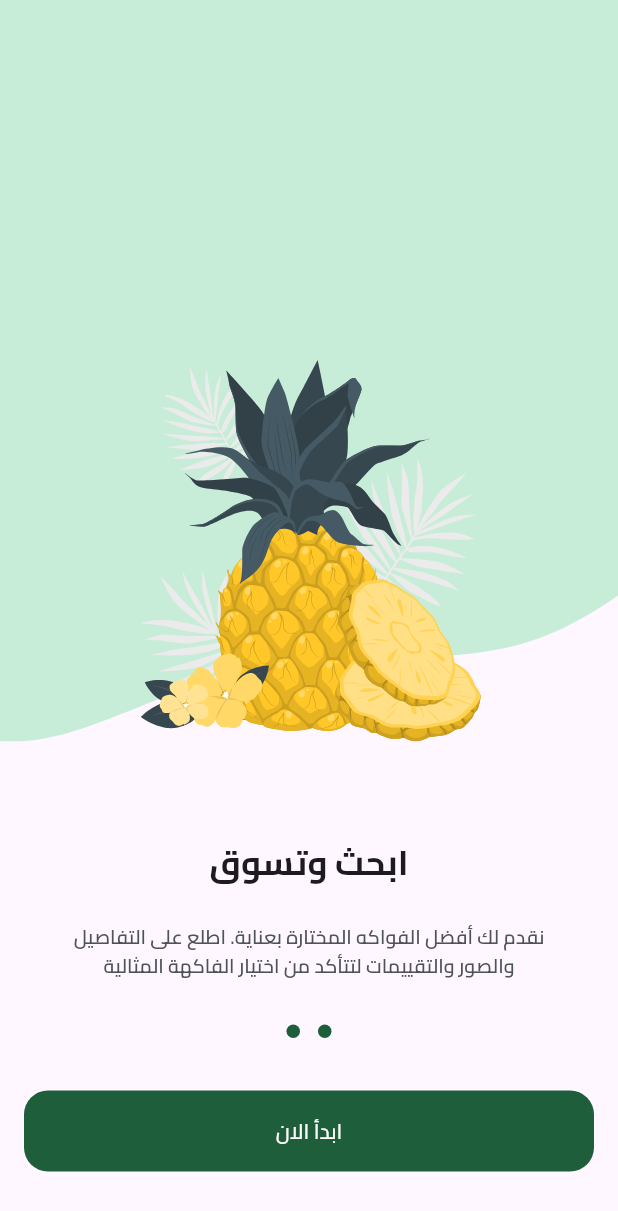
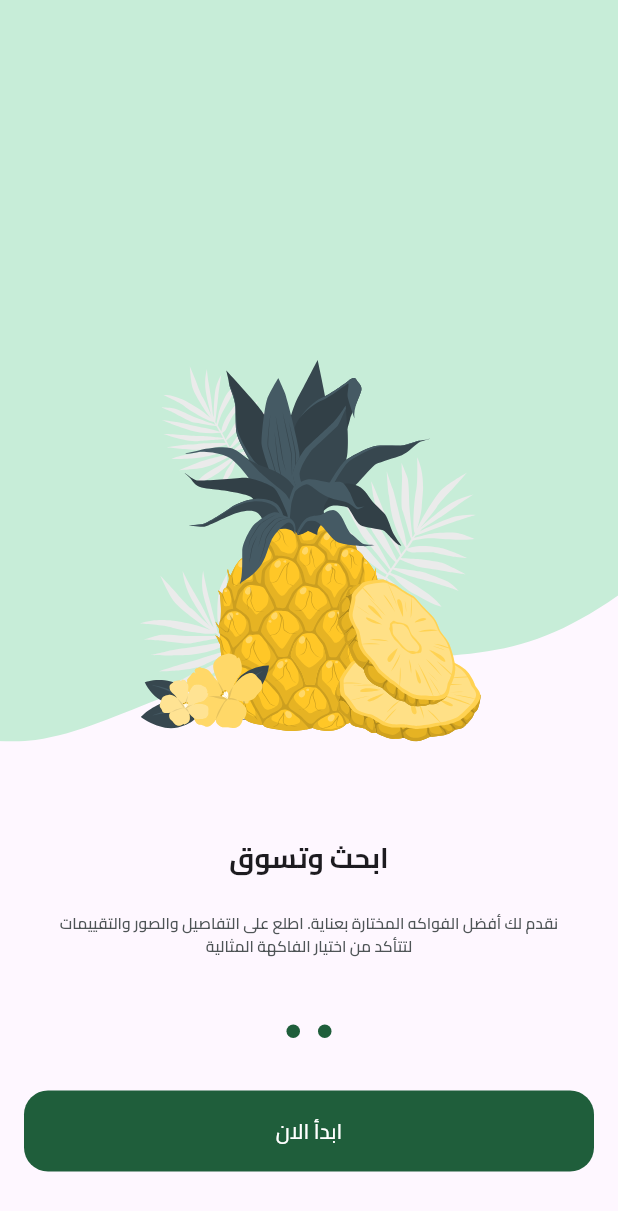
Before and after one commit to moohamed154/fruits_hub, a Flutter app: the screen it shows after launch, swiped to page 2, on a phone screen of 412 x 824 dp. Shown: the top 1211 px of the screen. Run offline on Flutter 3.47's test engine with Material 3 defaults, Android fonts, the phone set to English and light mode, and no system bars; drawn by our look-alikes of dots_indicator; our stand-ins replace flutter_svg, shared_preferences.

Commit message:
make text responsive

```diff
--- a/lib/core/utils/app_text_styles.dart
+++ b/lib/core/utils/app_text_styles.dart
@@ -1,72 +1,131 @@
 import 'package:flutter/material.dart';
+import 'package:fruits_hub/core/utils/size_config.dart';
 
 abstract class TextStyles {
-  static const TextStyle bold13 = TextStyle(
-    fontWeight: FontWeight.bold,
-    fontSize: 13,
-  );
-  static const TextStyle bold23 = TextStyle(
-    fontWeight: FontWeight.bold,
-    fontSize: 23,
-  );
+  static TextStyle regular11(context) {
+    return TextStyle(
+      fontSize: getResponsiveFontSize(context, fontSize: 11),
+      fontWeight: FontWeight.normal,
+    );
+  }
 
-  static const TextStyle semiBold13 = TextStyle(
-    fontWeight: FontWeight.w600,
-    fontSize: 13,
-  );
+  static TextStyle semiBold11(context) {
+    return TextStyle(
+      fontSize: getResponsiveFontSize(context, fontSize: 11),
+      fontWeight: FontWeight.w600,
+    );
+  }
 
-  static const TextStyle regular13 = TextStyle(
-    fontWeight: FontWeight.normal,
-    fontSize: 13,
-  );
+  static TextStyle regular13(context) {
+    return TextStyle(
+      fontSize: getResponsiveFontSize(context, fontSize: 13),
+      fontWeight: FontWeight.normal,
+      color: Color(0xFF949D9E),
+    );
+  }
 
-  static const TextStyle bold16 = TextStyle(
-    fontWeight: FontWeight.bold,
-    fontSize: 16,
-  );
+  static TextStyle bold13(context) {
+    return TextStyle(
+      fontSize: getResponsiveFontSize(context, fontSize: 13),
+      fontWeight: FontWeight.bold,
+    );
+  }
 
-  static const TextStyle bold19 = TextStyle(
-    fontWeight: FontWeight.bold,
-    fontSize: 19,
-  );
+  static TextStyle semiBold13(context) {
+    return TextStyle(
+      fontSize: getResponsiveFontSize(context, fontSize: 13),
+      fontWeight: FontWeight.w600,
+      color: Color(0xFF4E5456),
+    );
+  }
 
-  static const TextStyle semiBold16 = TextStyle(
-    fontWeight: FontWeight.w600,
-    fontSize: 16,
-  );
+  static TextStyle medium15(context) {
+    return TextStyle(
+      fontSize: getResponsiveFontSize(context, fontSize: 15),
+      fontWeight: FontWeight.w500,
+    );
+  }
 
-  static const TextStyle bold28 = TextStyle(
-    fontWeight: FontWeight.bold,
-    fontSize: 28,
-  );
+  static TextStyle regular16(context) {
+    return TextStyle(
+      fontSize: getResponsiveFontSize(context, fontSize: 16),
+      fontWeight: FontWeight.normal,
+    );
+  }
 
-  static const TextStyle regular22 = TextStyle(
-    fontWeight: FontWeight.normal,
-    fontSize: 22,
-  );
+  static TextStyle bold16(context) {
+    return TextStyle(
+      fontSize: getResponsiveFontSize(context, fontSize: 16),
+      fontWeight: FontWeight.bold,
+    );
+  }
 
-  static const TextStyle semiBold11 = TextStyle(
-    fontWeight: FontWeight.w600,
-    fontSize: 11,
-  );
+  static TextStyle semiBold16(context) {
+    return TextStyle(
+      fontSize: getResponsiveFontSize(context, fontSize: 16),
+      fontWeight: FontWeight.w600,
+    );
+  }
 
-  static const TextStyle medium15 = TextStyle(
-    fontWeight: FontWeight.w500,
-    fontSize: 15,
-  );
+  static TextStyle bold19(context) {
+    return TextStyle(
+      fontSize: getResponsiveFontSize(context, fontSize: 19),
+      fontWeight: FontWeight.bold,
+    );
+  }
 
-  static const TextStyle regular26 = TextStyle(
-    fontWeight: FontWeight.normal,
-    fontSize: 26,
-  );
+  static TextStyle regular22(context) {
+    return TextStyle(
+      fontSize: getResponsiveFontSize(context, fontSize: 22),
+      fontWeight: FontWeight.normal,
+    );
+  }
 
-  static const TextStyle regular16 = TextStyle(
-    fontWeight: FontWeight.normal,
-    fontSize: 16,
-  );
+  static TextStyle bold23(context) {
+    return TextStyle(
+      fontSize: getResponsiveFontSize(context, fontSize: 23),
+      fontWeight: FontWeight.bold,
+    );
+  }
 
-  static const TextStyle regular11 = TextStyle(
-    fontWeight: FontWeight.normal,
-    fontSize: 11,
-  );
+  static TextStyle bold28(context) {
+    return TextStyle(
+      fontSize: getResponsiveFontSize(context, fontSize: 28),
+      fontWeight: FontWeight.bold,
+    );
+  }
+
+  static TextStyle regular26(context) {
+    return TextStyle(
+      fontSize: getResponsiveFontSize(context, fontSize: 26),
+      fontWeight: FontWeight.normal,
+    );
+  }
 }
+
+double getResponsiveFontSize(context, {required double fontSize}) {
+  double scaleFactor = getScaleFactor(context);
+  double responsiveFontSize = fontSize * scaleFactor;
+
+  double lowerLimit = fontSize * .8;
+  double upperLimit = fontSize * 1.2;
+
+  return responsiveFontSize.clamp(lowerLimit, upperLimit);
+}
+
+double getScaleFactor(context) {
+  //* mediaQuery بديل
+  // var dispatcher = PlatformDispatcher.instance;
+  // var physicalWidth = dispatcher.views.first.physicalSize.width;
+  // var devicePixelRatio = dispatcher.views.first.devicePixelRatio;
+  // double width = physicalWidth / devicePixelRatio;
+
+  double width = MediaQuery.sizeOf(context).width;
+  if (width < SizeConfig.tablet) {
+    return width / 550;
+  } else if (width < SizeConfig.desktop) {
+    return width / 1000;
+  } else {
+    return width / 1920;
+  }
+}
--- a/lib/features/on_boarding/presentation/views/widgets/on_boarding_page_view.dart
+++ b/lib/features/on_boarding/presentation/views/widgets/on_boarding_page_view.dart
@@ -24,17 +24,17 @@ class OnBoardingPageView extends StatelessWidget {
             children: [
               Text(
                 'مرحبًا بك في',
-                style: TextStyles.bold23,
+                style: TextStyles.bold23(context),
               ),
               Text(
                 ' HUB',
-                style: TextStyles.bold23.copyWith(
+                style: TextStyles.bold23(context).copyWith(
                   color: AppColors.secondaryColor,
                 ),
               ),
               Text(
                 'Fruit',
-                style: TextStyles.bold23.copyWith(
+                style: TextStyles.bold23(context).copyWith(
                   color: AppColors.primaryColor,
                 ),
               ),
@@ -52,7 +52,7 @@ class OnBoardingPageView extends StatelessWidget {
             children: [
               Text(
                 'ابحث وتسوق',
-                style: TextStyles.bold23,
+                style: TextStyles.bold23(context),
               ),
             ],
           ),
--- a/lib/features/on_boarding/presentation/views/widgets/page_view_item.dart
+++ b/lib/features/on_boarding/presentation/views/widgets/page_view_item.dart
@@ -51,10 +51,7 @@ class PageViewItem extends StatelessWidget {
                   },
                   child: Padding(
                     padding: const EdgeInsets.all(16),
-                    child: Text('تخط',
-                        style: TextStyles.regular13.copyWith(
-                          color: Color(0xFF949D9E),
-                        )),
+                    child: Text('تخط', style: TextStyles.regular13(context)),
                   ),
                 ),
               ),
@@ -75,9 +72,7 @@ class PageViewItem extends StatelessWidget {
           child: Text(
             subtitle,
             textAlign: TextAlign.center,
-            style: TextStyles.semiBold13.copyWith(
-              color: Color(0xFF4E5456),
-            ),
+            style: TextStyles.semiBold13(context),
           ),
         ),
       ],
```
Also changed, not shown: lib/core/utils/size_config.dart (added, +13 -0 lines).
